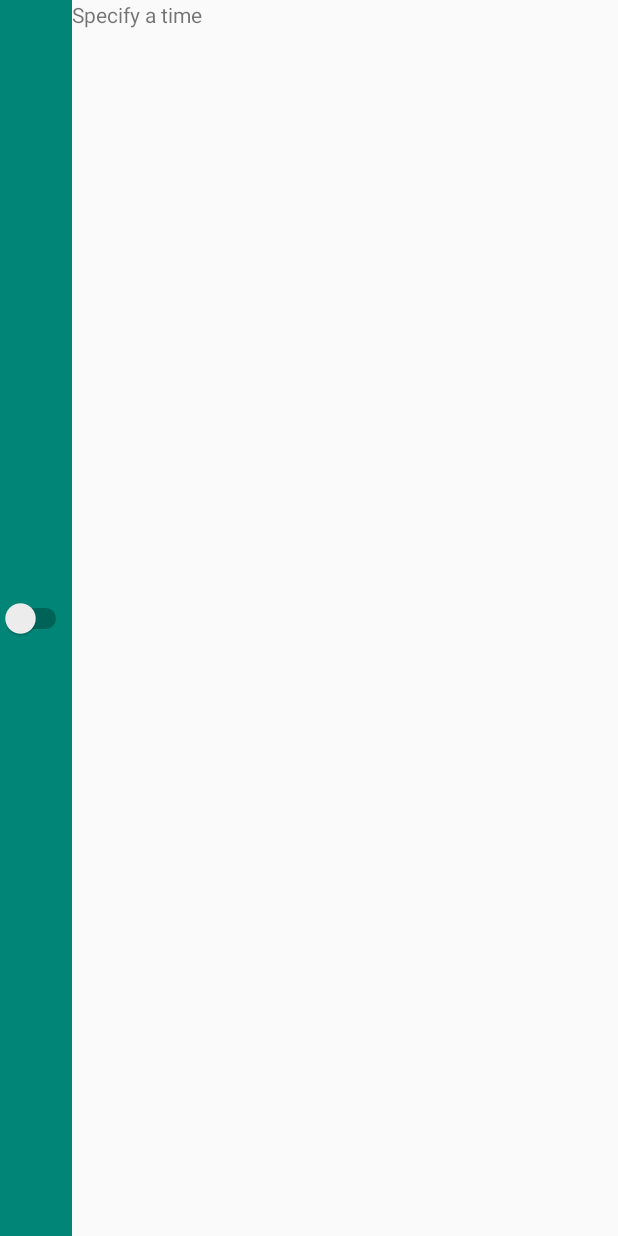
After one commit to ErikLoo/Expandable-Layout-Trial, an Android app: the layout list_item_config.xml on its own in the app's theme, with its tools: preview values and no code run, on a phone screen of 412 x 824 dp. The commit adds this screen. Run offline under Robolectric (Android 15) with nearby library versions, the phone set to English and light mode, and no system bars.

Commit message:
Abandoned the expandable laytout solution. Resorted to making xml look like expandable view

```diff
--- a/app/src/main/java/com/example/expandablelayouttrial/SetupTimeFragment.java
+++ b/app/src/main/java/com/example/expandablelayouttrial/SetupTimeFragment.java
@@ -133,8 +133,6 @@ public class SetupTimeFragment extends Fragment {
 
         seek_view_1 = (TextView) v.findViewById(R.id.seekView1);
 
-        my_test_view = (TextView) v.findViewById(R.id.my_test_view);
-
         seek_view_1.setText(Integer.toString(seek_bar.getProgress()/10));
 //
         seek_bar.setOnSeekBarChangeListener(
--- /dev/null
+++ b/app/src/main/res/layout/list_item_config.xml
@@ -0,0 +1,26 @@
+<?xml version="1.0" encoding="utf-8"?>
+<LinearLayout xmlns:android="http://schemas.android.com/apk/res/android"
+    xmlns:app="http://schemas.android.com/apk/res-auto"
+    android:layout_width="fill_parent"
+    android:layout_height="fill_parent"
+    android:orientation="horizontal" >
+
+    <Switch
+        android:id="@+id/switch_time"
+        android:layout_width="wrap_content"
+        android:layout_height="fill_parent"
+        android:background="@color/colorPrimary"
+        android:shadowColor="#00696666" />
+
+    <TextView
+        android:id="@+id/label_name_time"
+        android:text="Specify a time"
+        android:layout_width="319dp"
+        android:layout_height="fill_parent"
+        android:layout_weight="1"
+        android:clickable="true"
+        android:background="?attr/selectableItemBackground"
+        android:onClick="open_edit_page"
+        android:textAppearance="?android:attr/textAppearanceSmall" />
+
+</LinearLayout>
--- a/app/src/main/res/values/dimens.xml
+++ b/app/src/main/res/values/dimens.xml
@@ -1,6 +1,7 @@
 <resources>
     <dimen name="fab_margin">16dp</dimen>
     <dimen name="list_item_height">30dp</dimen>
+    <dimen name="config_item_height">50dp</dimen>
     <dimen name="width_button">46sp</dimen>
     <dimen name = "spacing">20dp</dimen>
 </resources>
```
Also changed, not shown: app/src/main/java/com/example/expandablelayouttrial/config_activity.java (+50 -5 lines), app/src/main/res/layout/all_fragments.xml (added, +51 -0 lines), app/src/main/res/layout/fragment_setup_time.xml (+0 -11 lines), app/src/main/res/layout/list_item_constraints.xml (added, +26 -0 lines), app/src/main/res/layout/list_item_location.xml (added, +26 -0 lines), app/src/main/res/layout/list_item_time.xml (added, +26 -0 lines).
